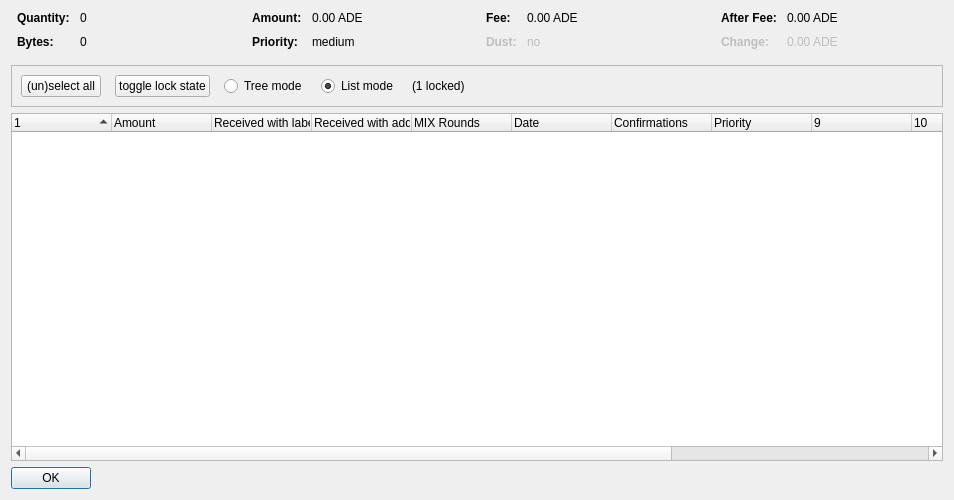
adeptio-project/adeptio, file src/qt/forms/coincontroldialog.ui: the form before one commit.
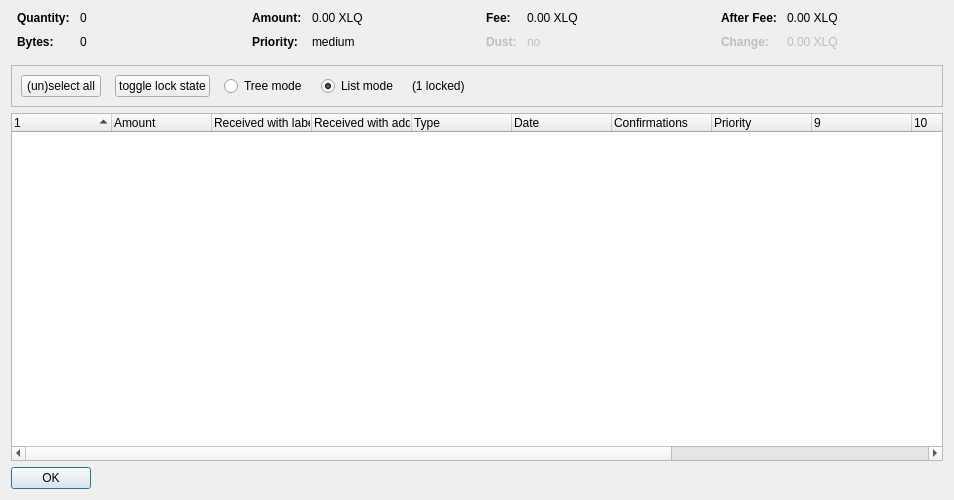
The form after the commit. Custom widgets are drawn as their Qt base class.

Diff of the .ui file:
```diff
--- a/src/qt/forms/coincontroldialog.ui
+++ b/src/qt/forms/coincontroldialog.ui
@@ -132,7 +132,7 @@
           <enum>Qt::ActionsContextMenu</enum>
          </property>
          <property name="text">
-          <string notr="true">0.00 ADE</string>
+          <string notr="true">0.00 XLQ</string>
          </property>
          <property name="textInteractionFlags">
           <set>Qt::LinksAccessibleByMouse|Qt::TextSelectableByKeyboard|Qt::TextSelectableByMouse</set>
@@ -206,7 +206,7 @@
           <enum>Qt::ActionsContextMenu</enum>
          </property>
          <property name="text">
-          <string notr="true">0.00 ADE</string>
+          <string notr="true">0.00 XLQ</string>
          </property>
          <property name="textInteractionFlags">
           <set>Qt::LinksAccessibleByMouse|Qt::TextSelectableByKeyboard|Qt::TextSelectableByMouse</set>
@@ -286,7 +286,7 @@
           <enum>Qt::ActionsContextMenu</enum>
          </property>
          <property name="text">
-          <string notr="true">0.00 ADE</string>
+          <string notr="true">0.00 XLQ</string>
          </property>
          <property name="textInteractionFlags">
           <set>Qt::LinksAccessibleByMouse|Qt::TextSelectableByKeyboard|Qt::TextSelectableByMouse</set>
@@ -321,7 +321,7 @@
           <enum>Qt::ActionsContextMenu</enum>
          </property>
          <property name="text">
-          <string notr="true">0.00 ADE</string>
+          <string notr="true">0.00 XLQ</string>
          </property>
          <property name="textInteractionFlags">
           <set>Qt::LinksAccessibleByMouse|Qt::TextSelectableByKeyboard|Qt::TextSelectableByMouse</set>
@@ -477,7 +477,7 @@
      </column>
      <column>
       <property name="text">
-       <string>MIX Rounds</string>
+       <string>Type</string>
       </property>
      </column>
      <column>
```
